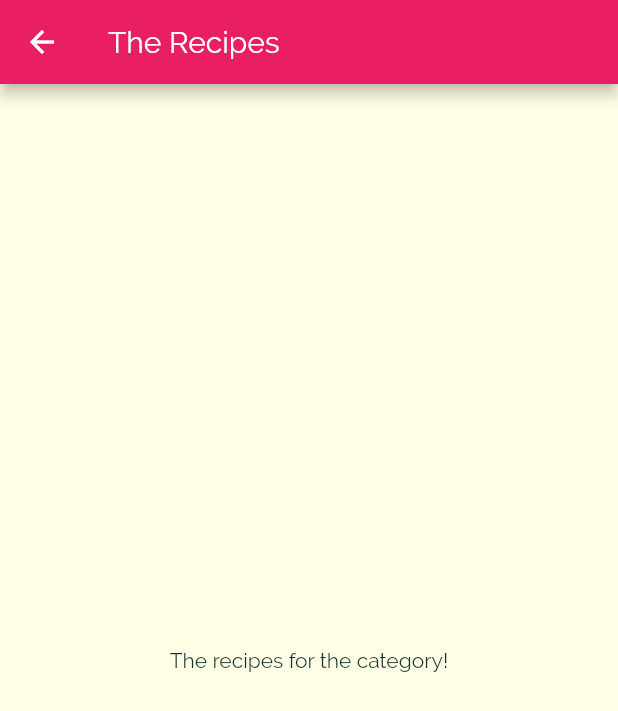
After one commit to arielmagbanua/flutter-app-examples, a Flutter app: the screen it shows after launch, after a tap on "Italian", on a phone screen of 412 x 824 dp. The commit adds this screen. Shown: the top 711 px of the screen. Run offline on Flutter 3.47's test engine with Material 2 defaults, Android fonts, the phone set to English and light mode, and no system bars.

Commit message:
Added navigation to category meals screebn.

```diff
--- a/deli_meals/lib/category_item.dart
+++ b/deli_meals/lib/category_item.dart
@@ -1,4 +1,6 @@
 import 'package:flutter/material.dart';
+
+import './category_meals_screen.dart';
 
 class CategoryItem extends StatelessWidget {
   final String title;
@@ -6,9 +8,19 @@
 
   CategoryItem(this.title, this.color);
 
+  void selectCategory(BuildContext ctx) {
+    Navigator.of(ctx).push(MaterialPageRoute(builder: (_) {
+      return CategoryMealsScreen();
+    }));
+  }
+
   @override
   Widget build(BuildContext context) {
-    return Container(
+    return InkWell(
+      onTap: () => selectCategory(context),
+      splashColor: Theme.of(context).primaryColor,
+      borderRadius: BorderRadius.circular(15),
+      child: Container(
         padding: const EdgeInsets.all(15),
         child: Text(
           title,
@@ -25,6 +37,7 @@
           ),
           borderRadius: BorderRadius.circular(15),
         ),
+      ),
     );
   }
 }
--- /dev/null
+++ b/deli_meals/lib/category_meals_screen.dart
@@ -0,0 +1,15 @@
+import 'package:flutter/material.dart';
+
+class CategoryMealsScreen extends StatelessWidget {
+  @override
+  Widget build(BuildContext context) {
+    return Scaffold(
+      appBar: AppBar(
+        title: Text('The Recipes'),
+      ),
+      body: Center(
+        child: Text('The recipes for the category!'),
+      ),
+    );
+  }
+}
```
Lines whose indentation alone changed are shown as unchanged.
